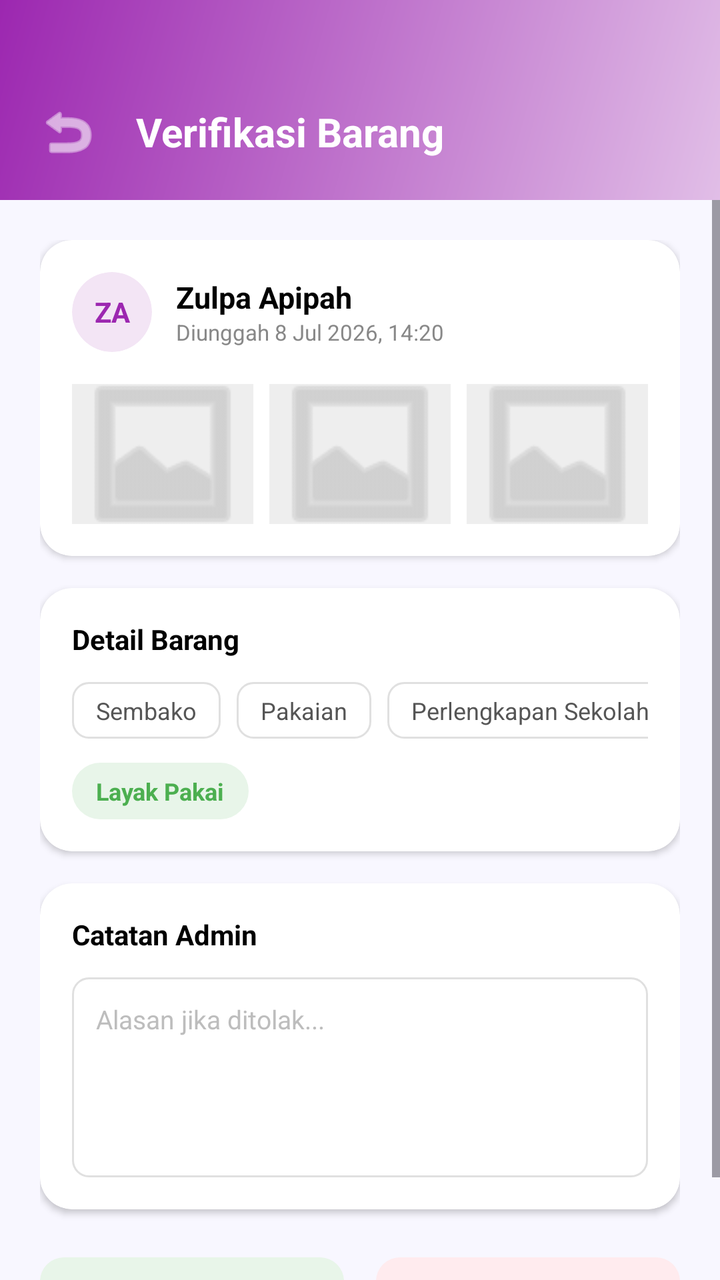
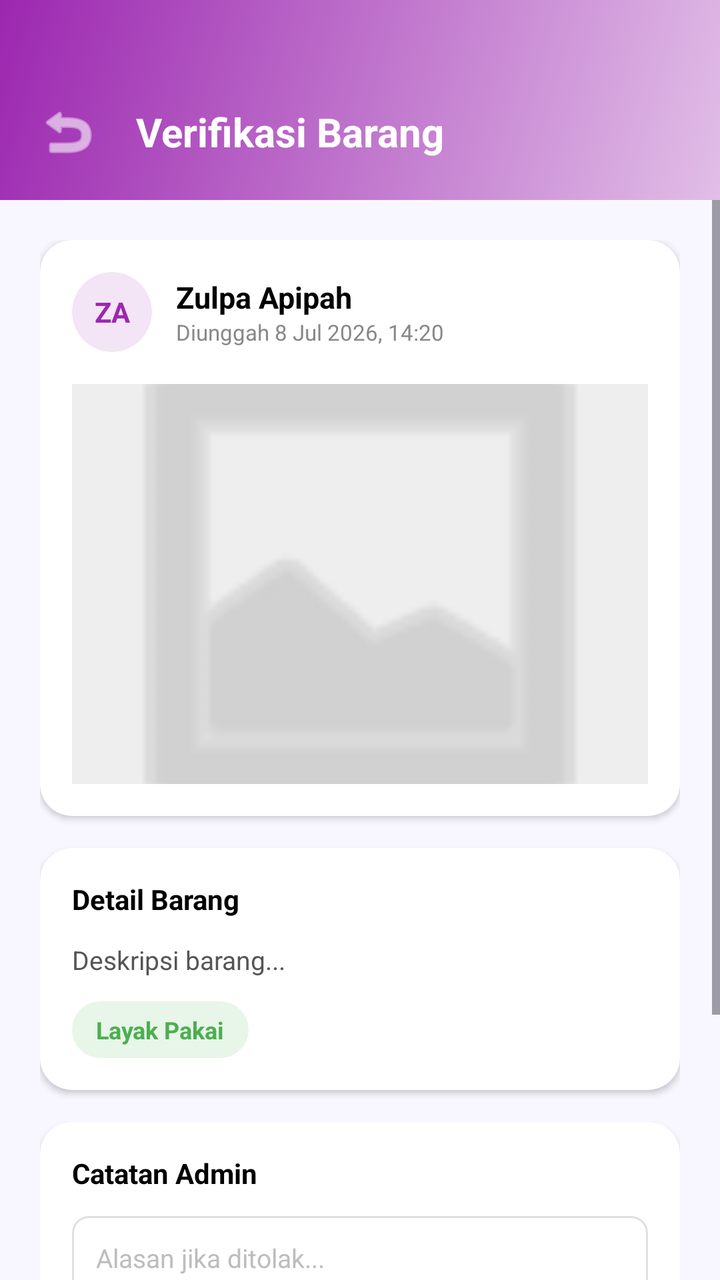

Before-and-after screenshots of an Android layout around one commit, followed by the original layout XML and the change that was made.
<!-- AndroidManifest.xml: application theme Theme.AplikasiProjekSMT4 -->
<!-- res/layout/page_detail_verifikasi_barang.xml -->
<?xml version="1.0" encoding="utf-8"?>
<androidx.constraintlayout.widget.ConstraintLayout xmlns:android="http://schemas.android.com/apk/res/android"
    xmlns:app="http://schemas.android.com/apk/res-auto"
    xmlns:tools="http://schemas.android.com/tools"
    android:layout_width="match_parent"
    android:layout_height="match_parent"
    android:background="#F8F7FF"
    tools:ignore="HardcodedText,ContentDescription">

    <FrameLayout
        android:id="@+id/header"
        android:layout_width="match_parent"
        android:layout_height="100dp"
        android:background="@drawable/bg_gradasi_ungu"
        app:layout_constraintTop_toTopOf="parent">
        <LinearLayout android:layout_width="match_parent" android:layout_height="wrap_content" android:layout_gravity="bottom" android:layout_marginBottom="16dp" android:gravity="center_vertical" android:orientation="horizontal" android:paddingHorizontal="16dp">
            <ImageButton android:id="@+id/btn_back_detail" android:layout_width="36dp" android:layout_height="36dp" android:background="?attr/selectableItemBackgroundBorderless" android:src="@android:drawable/ic_menu_revert" app:tint="#FFFFFF" />
            <TextView android:layout_width="wrap_content" android:layout_height="wrap_content" android:layout_marginStart="16dp" android:text="Verifikasi Barang" android:textColor="#FFFFFF" android:textSize="20sp" android:textStyle="bold" />
        </LinearLayout>
    </FrameLayout>

    <ScrollView android:layout_width="match_parent" android:layout_height="0dp" app:layout_constraintBottom_toBottomOf="parent" app:layout_constraintTop_toBottomOf="@+id/header">
        <LinearLayout android:layout_width="match_parent" android:layout_height="wrap_content" android:orientation="vertical" android:padding="20dp">

            
            <androidx.cardview.widget.CardView android:layout_width="match_parent" android:layout_height="wrap_content" android:layout_marginBottom="16dp" app:cardBackgroundColor="#FFFFFF" app:cardCornerRadius="16dp" app:cardElevation="2dp">
                <LinearLayout android:layout_width="match_parent" android:layout_height="wrap_content" android:orientation="vertical" android:padding="16dp">
                    <LinearLayout android:layout_width="match_parent" android:layout_height="wrap_content" android:gravity="center_vertical" android:orientation="horizontal">
                        <androidx.cardview.widget.CardView android:layout_width="40dp" android:layout_height="40dp" app:cardBackgroundColor="#F3E5F5" app:cardCornerRadius="20dp" app:cardElevation="0dp">
                            <TextView android:layout_width="match_parent" android:layout_height="match_parent" android:gravity="center" android:text="ZA" android:textColor="#9C27B0" android:textStyle="bold" />
                        </androidx.cardview.widget.CardView>
                        <LinearLayout android:layout_width="wrap_content" android:layout_height="wrap_content" android:layout_marginStart="12dp" android:orientation="vertical">
                            <TextView android:layout_width="wrap_content" android:layout_height="wrap_content" android:text="Zulpa Apipah" android:textColor="#000000" android:textSize="15sp" android:textStyle="bold" />
                            <TextView android:layout_width="wrap_content" android:layout_height="wrap_content" android:text="Diunggah 8 Jul 2026, 14:20" android:textColor="#888888" android:textSize="11sp" />
                        </LinearLayout>
                    </LinearLayout>

                    
                    <LinearLayout android:layout_width="match_parent" android:layout_height="70dp" android:layout_marginTop="16dp" android:orientation="horizontal">
                        <ImageView android:layout_width="0dp" android:layout_height="match_parent" android:layout_weight="1" android:layout_marginEnd="8dp" android:background="#EEEEEE" android:scaleType="centerCrop" android:src="@android:drawable/ic_menu_gallery" app:tint="#BDBDBD"/>
                        <ImageView android:layout_width="0dp" android:layout_height="match_parent" android:layout_weight="1" android:layout_marginEnd="8dp" android:background="#EEEEEE" android:scaleType="centerCrop" android:src="@android:drawable/ic_menu_gallery" app:tint="#BDBDBD"/>
                        <ImageView android:layout_width="0dp" android:layout_height="match_parent" android:layout_weight="1" android:background="#EEEEEE" android:scaleType="centerCrop" android:src="@android:drawable/ic_menu_gallery" app:tint="#BDBDBD"/>
                    </LinearLayout>
                </LinearLayout>
            </androidx.cardview.widget.CardView>

            
            <androidx.cardview.widget.CardView android:layout_width="match_parent" android:layout_height="wrap_content" android:layout_marginBottom="16dp" app:cardBackgroundColor="#FFFFFF" app:cardCornerRadius="16dp" app:cardElevation="2dp">
                <LinearLayout android:layout_width="match_parent" android:layout_height="wrap_content" android:orientation="vertical" android:padding="16dp">
                    <TextView android:layout_width="wrap_content" android:layout_height="wrap_content" android:text="Detail Barang" android:textColor="#000000" android:textSize="14sp" android:textStyle="bold" android:layout_marginBottom="12dp"/>

                    
                    <HorizontalScrollView android:layout_width="match_parent" android:layout_height="wrap_content" android:scrollbars="none" android:layout_marginBottom="12dp">
                        <LinearLayout android:layout_width="wrap_content" android:layout_height="wrap_content" android:orientation="horizontal">
                            <TextView android:layout_width="wrap_content" android:layout_height="wrap_content" android:layout_marginEnd="8dp" android:background="@drawable/bg_outline_gray" android:paddingHorizontal="12dp" android:paddingVertical="6dp" android:text="Sembako" android:textColor="#555555" android:textSize="12sp" />
                            <TextView android:layout_width="wrap_content" android:layout_height="wrap_content" android:layout_marginEnd="8dp" android:background="@drawable/bg_outline_gray" android:paddingHorizontal="12dp" android:paddingVertical="6dp" android:text="Pakaian" android:textColor="#555555" android:textSize="12sp" />
                            <TextView android:layout_width="wrap_content" android:layout_height="wrap_content" android:background="@drawable/bg_outline_gray" android:paddingHorizontal="12dp" android:paddingVertical="6dp" android:text="Perlengkapan Sekolah" android:textColor="#555555" android:textSize="12sp" />
                        </LinearLayout>
                    </HorizontalScrollView>

                    <TextView android:layout_width="wrap_content" android:layout_height="wrap_content" android:background="@drawable/bg_card_white" android:backgroundTint="#E8F5E9" android:paddingHorizontal="12dp" android:paddingVertical="6dp" android:text="Layak Pakai" android:textColor="#4CAF50" android:textSize="12sp" android:textStyle="bold" />
                </LinearLayout>
            </androidx.cardview.widget.CardView>

            
            <androidx.cardview.widget.CardView android:layout_width="match_parent" android:layout_height="wrap_content" android:layout_marginBottom="24dp" app:cardBackgroundColor="#FFFFFF" app:cardCornerRadius="16dp" app:cardElevation="2dp">
                <LinearLayout android:layout_width="match_parent" android:layout_height="wrap_content" android:orientation="vertical" android:padding="16dp">
                    <TextView android:layout_width="wrap_content" android:layout_height="wrap_content" android:text="Catatan Admin" android:textColor="#000000" android:textSize="14sp" android:textStyle="bold" android:layout_marginBottom="12dp"/>
                    <EditText android:layout_width="match_parent" android:layout_height="100dp" android:background="@drawable/bg_outline_gray" android:gravity="top|start" android:hint="Alasan jika ditolak..." android:padding="12dp" android:textColor="#000000" android:textColorHint="#BDBDBD" android:textSize="13sp" />
                </LinearLayout>
            </androidx.cardview.widget.CardView>

            
            <LinearLayout android:layout_width="match_parent" android:layout_height="wrap_content" android:orientation="horizontal">
                <com.google.android.material.button.MaterialButton android:id="@+id/btn_setuju_detail" android:layout_width="0dp" android:layout_height="48dp" android:layout_weight="1" android:layout_marginEnd="8dp" android:text="✓ Setujui" android:textColor="#4CAF50" android:textSize="14sp" android:textStyle="bold" android:textAllCaps="false" app:backgroundTint="#E8F5E9" app:cornerRadius="12dp" app:elevation="0dp" android:insetTop="0dp" android:insetBottom="0dp"/>
                <com.google.android.material.button.MaterialButton android:layout_width="0dp" android:layout_height="48dp" android:layout_weight="1" android:layout_marginStart="8dp" android:text="✗ Tolak" android:textColor="#F44336" android:textSize="14sp" android:textStyle="bold" android:textAllCaps="false" app:backgroundTint="#FFEBEE" app:cornerRadius="12dp" app:elevation="0dp" android:insetTop="0dp" android:insetBottom="0dp"/>
            </LinearLayout>

        </LinearLayout>
    </ScrollView>
</androidx.constraintlayout.widget.ConstraintLayout>
<!-- resources referenced by this layout -->
<resources>
  <!-- drawable bg_card_white (drawable) -->
  <?xml version="1.0" encoding="utf-8"?>
  <shape xmlns:android="http://schemas.android.com/apk/res/android">
      <solid android:color="@color/white" />
      <corners android:radius="16dp" />
  </shape>
  <!-- drawable bg_gradasi_ungu (drawable) -->
  <?xml version="1.0" encoding="utf-8"?>
  <shape xmlns:android="http://schemas.android.com/apk/res/android">
      <gradient
          android:startColor="#9C27B0"
          android:endColor="#E1BEE7"
          android:angle="315" />
  </shape>
  <!-- drawable bg_outline_gray (drawable) -->
  <?xml version="1.0" encoding="utf-8"?>
  <shape xmlns:android="http://schemas.android.com/apk/res/android" android:shape="rectangle">
      <solid android:color="#FFFFFF" />
      <stroke android:width="1dp" android:color="#E0E0E0" />
      <corners android:radius="8dp" />
  </shape>
  <style name="Theme.AplikasiProjekSMT4" parent="Base.Theme.AplikasiProjekSMT4" />
  <color name="white">#FFFFFF</color>
  <style name="Base.Theme.AplikasiProjekSMT4" parent="Theme.Material3.DayNight.NoActionBar">
          <item name="colorPrimary">#9C27B0</item>
          <item name="colorPrimaryVariant">#7B1FA2</item>
          <item name="colorOnPrimary">#FFFFFF</item>
      </style>
</resources>

<!-- the commit's change to res/layout/page_detail_verifikasi_barang.xml (unified diff, before → after) -->
@@ -27,19 +27,17 @@
                 <LinearLayout android:layout_width="match_parent" android:layout_height="wrap_content" android:orientation="vertical" android:padding="16dp">
                     <LinearLayout android:layout_width="match_parent" android:layout_height="wrap_content" android:gravity="center_vertical" android:orientation="horizontal">
                         <androidx.cardview.widget.CardView android:layout_width="40dp" android:layout_height="40dp" app:cardBackgroundColor="#F3E5F5" app:cardCornerRadius="20dp" app:cardElevation="0dp">
-                            <TextView android:layout_width="match_parent" android:layout_height="match_parent" android:gravity="center" android:text="ZA" android:textColor="#9C27B0" android:textStyle="bold" />
+                            <TextView android:id="@+id/tv_inisial" android:layout_width="match_parent" android:layout_height="match_parent" android:gravity="center" android:text="ZA" android:textColor="#9C27B0" android:textStyle="bold" />
                         </androidx.cardview.widget.CardView>
                         <LinearLayout android:layout_width="wrap_content" android:layout_height="wrap_content" android:layout_marginStart="12dp" android:orientation="vertical">
-                            <TextView android:layout_width="wrap_content" android:layout_height="wrap_content" android:text="Zulpa Apipah" android:textColor="#000000" android:textSize="15sp" android:textStyle="bold" />
-                            <TextView android:layout_width="wrap_content" android:layout_height="wrap_content" android:text="Diunggah 8 Jul 2026, 14:20" android:textColor="#888888" android:textSize="11sp" />
+                            <TextView android:id="@+id/tv_nama_donatur" android:layout_width="wrap_content" android:layout_height="wrap_content" android:text="Zulpa Apipah" android:textColor="#000000" android:textSize="15sp" android:textStyle="bold" />
+                            <TextView android:id="@+id/tv_waktu_upload" android:layout_width="wrap_content" android:layout_height="wrap_content" android:text="Diunggah 8 Jul 2026, 14:20" android:textColor="#888888" android:textSize="11sp" />
                         </LinearLayout>
                     </LinearLayout>
 
                     
-                    <LinearLayout android:layout_width="match_parent" android:layout_height="70dp" android:layout_marginTop="16dp" android:orientation="horizontal">
-                        <ImageView android:layout_width="0dp" android:layout_height="match_parent" android:layout_weight="1" android:layout_marginEnd="8dp" android:background="#EEEEEE" android:scaleType="centerCrop" android:src="@android:drawable/ic_menu_gallery" app:tint="#BDBDBD"/>
-                        <ImageView android:layout_width="0dp" android:layout_height="match_parent" android:layout_weight="1" android:layout_marginEnd="8dp" android:background="#EEEEEE" android:scaleType="centerCrop" android:src="@android:drawable/ic_menu_gallery" app:tint="#BDBDBD"/>
-                        <ImageView android:layout_width="0dp" android:layout_height="match_parent" android:layout_weight="1" android:background="#EEEEEE" android:scaleType="centerCrop" android:src="@android:drawable/ic_menu_gallery" app:tint="#BDBDBD"/>
+                    <LinearLayout android:layout_width="match_parent" android:layout_height="200dp" android:layout_marginTop="16dp" android:orientation="horizontal">
+                        <ImageView android:id="@+id/iv_foto_barang" android:layout_width="match_parent" android:layout_height="match_parent" android:background="#EEEEEE" android:scaleType="centerCrop" android:src="@android:drawable/ic_menu_gallery" app:tint="#BDBDBD"/>
                     </LinearLayout>
                 </LinearLayout>
             </androidx.cardview.widget.CardView>
@@ -49,16 +47,9 @@
                 <LinearLayout android:layout_width="match_parent" android:layout_height="wrap_content" android:orientation="vertical" android:padding="16dp">
                     <TextView android:layout_width="wrap_content" android:layout_height="wrap_content" android:text="Detail Barang" android:textColor="#000000" android:textSize="14sp" android:textStyle="bold" android:layout_marginBottom="12dp"/>
 
-                    
-                    <HorizontalScrollView android:layout_width="match_parent" android:layout_height="wrap_content" android:scrollbars="none" android:layout_marginBottom="12dp">
-                        <LinearLayout android:layout_width="wrap_content" android:layout_height="wrap_content" android:orientation="horizontal">
-                            <TextView android:layout_width="wrap_content" android:layout_height="wrap_content" android:layout_marginEnd="8dp" android:background="@drawable/bg_outline_gray" android:paddingHorizontal="12dp" android:paddingVertical="6dp" android:text="Sembako" android:textColor="#555555" android:textSize="12sp" />
-                            <TextView android:layout_width="wrap_content" android:layout_height="wrap_content" android:layout_marginEnd="8dp" android:background="@drawable/bg_outline_gray" android:paddingHorizontal="12dp" android:paddingVertical="6dp" android:text="Pakaian" android:textColor="#555555" android:textSize="12sp" />
-                            <TextView android:layout_width="wrap_content" android:layout_height="wrap_content" android:background="@drawable/bg_outline_gray" android:paddingHorizontal="12dp" android:paddingVertical="6dp" android:text="Perlengkapan Sekolah" android:textColor="#555555" android:textSize="12sp" />
-                        </LinearLayout>
-                    </HorizontalScrollView>
+                    <TextView android:id="@+id/tv_deskripsi_barang" android:layout_width="match_parent" android:layout_height="wrap_content" android:text="Deskripsi barang..." android:textColor="#555555" android:textSize="13sp" android:layout_marginBottom="12dp"/>
 
-                    <TextView android:layout_width="wrap_content" android:layout_height="wrap_content" android:background="@drawable/bg_card_white" android:backgroundTint="#E8F5E9" android:paddingHorizontal="12dp" android:paddingVertical="6dp" android:text="Layak Pakai" android:textColor="#4CAF50" android:textSize="12sp" android:textStyle="bold" />
+                    <TextView android:id="@+id/tv_kondisi_barang" android:layout_width="wrap_content" android:layout_height="wrap_content" android:background="@drawable/bg_card_white" android:backgroundTint="#E8F5E9" android:paddingHorizontal="12dp" android:paddingVertical="6dp" android:text="Layak Pakai" android:textColor="#4CAF50" android:textSize="12sp" android:textStyle="bold" />
                 </LinearLayout>
             </androidx.cardview.widget.CardView>
 
@@ -66,14 +57,14 @@
             <androidx.cardview.widget.CardView android:layout_width="match_parent" android:layout_height="wrap_content" android:layout_marginBottom="24dp" app:cardBackgroundColor="#FFFFFF" app:cardCornerRadius="16dp" app:cardElevation="2dp">
                 <LinearLayout android:layout_width="match_parent" android:layout_height="wrap_content" android:orientation="vertical" android:padding="16dp">
                     <TextView android:layout_width="wrap_content" android:layout_height="wrap_content" android:text="Catatan Admin" android:textColor="#000000" android:textSize="14sp" android:textStyle="bold" android:layout_marginBottom="12dp"/>
-                    <EditText android:layout_width="match_parent" android:layout_height="100dp" android:background="@drawable/bg_outline_gray" android:gravity="top|start" android:hint="Alasan jika ditolak..." android:padding="12dp" android:textColor="#000000" android:textColorHint="#BDBDBD" android:textSize="13sp" />
+                    <EditText android:id="@+id/et_catatan_admin" android:layout_width="match_parent" android:layout_height="100dp" android:background="@drawable/bg_outline_gray" android:gravity="top|start" android:hint="Alasan jika ditolak..." android:padding="12dp" android:textColor="#000000" android:textColorHint="#BDBDBD" android:textSize="13sp" />
                 </LinearLayout>
             </androidx.cardview.widget.CardView>
 
             
             <LinearLayout android:layout_width="match_parent" android:layout_height="wrap_content" android:orientation="horizontal">
                 <com.google.android.material.button.MaterialButton android:id="@+id/btn_setuju_detail" android:layout_width="0dp" android:layout_height="48dp" android:layout_weight="1" android:layout_marginEnd="8dp" android:text="✓ Setujui" android:textColor="#4CAF50" android:textSize="14sp" android:textStyle="bold" android:textAllCaps="false" app:backgroundTint="#E8F5E9" app:cornerRadius="12dp" app:elevation="0dp" android:insetTop="0dp" android:insetBottom="0dp"/>
-                <com.google.android.material.button.MaterialButton android:layout_width="0dp" android:layout_height="48dp" android:layout_weight="1" android:layout_marginStart="8dp" android:text="✗ Tolak" android:textColor="#F44336" android:textSize="14sp" android:textStyle="bold" android:textAllCaps="false" app:backgroundTint="#FFEBEE" app:cornerRadius="12dp" app:elevation="0dp" android:insetTop="0dp" android:insetBottom="0dp"/>
+                <com.google.android.material.button.MaterialButton android:id="@+id/btn_tolak_detail" android:layout_width="0dp" android:layout_height="48dp" android:layout_weight="1" android:layout_marginStart="8dp" android:text="✗ Tolak" android:textColor="#F44336" android:textSize="14sp" android:textStyle="bold" android:textAllCaps="false" app:backgroundTint="#FFEBEE" app:cornerRadius="12dp" app:elevation="0dp" android:insetTop="0dp" android:insetBottom="0dp"/>
             </LinearLayout>
 
         </LinearLayout>
